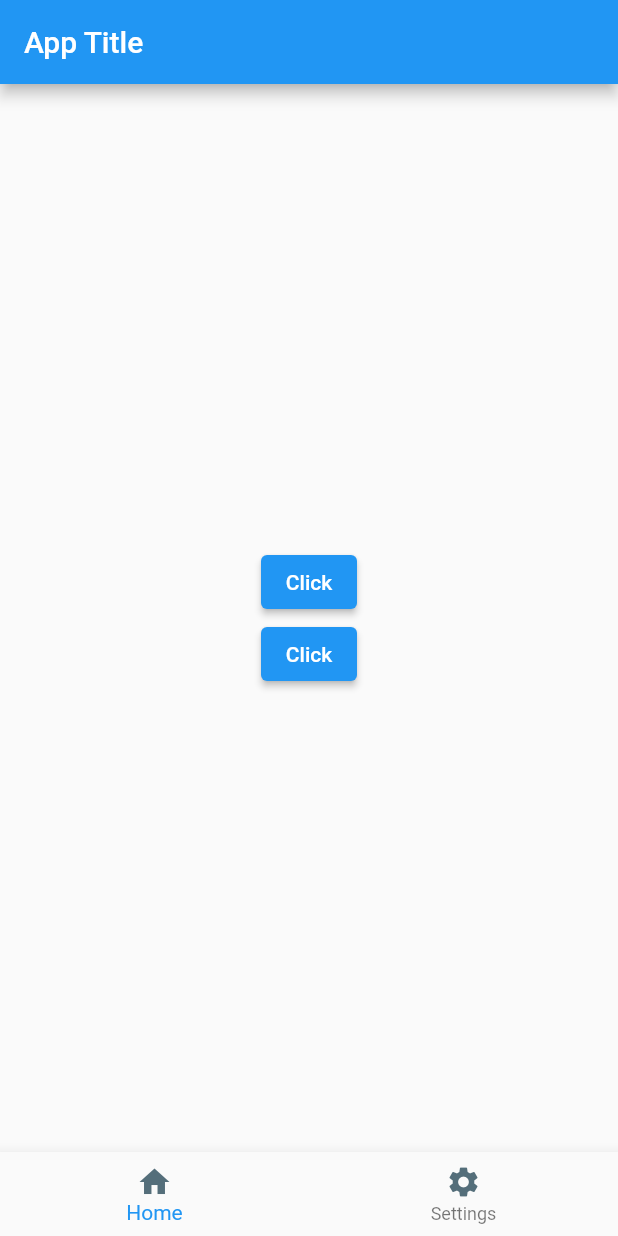
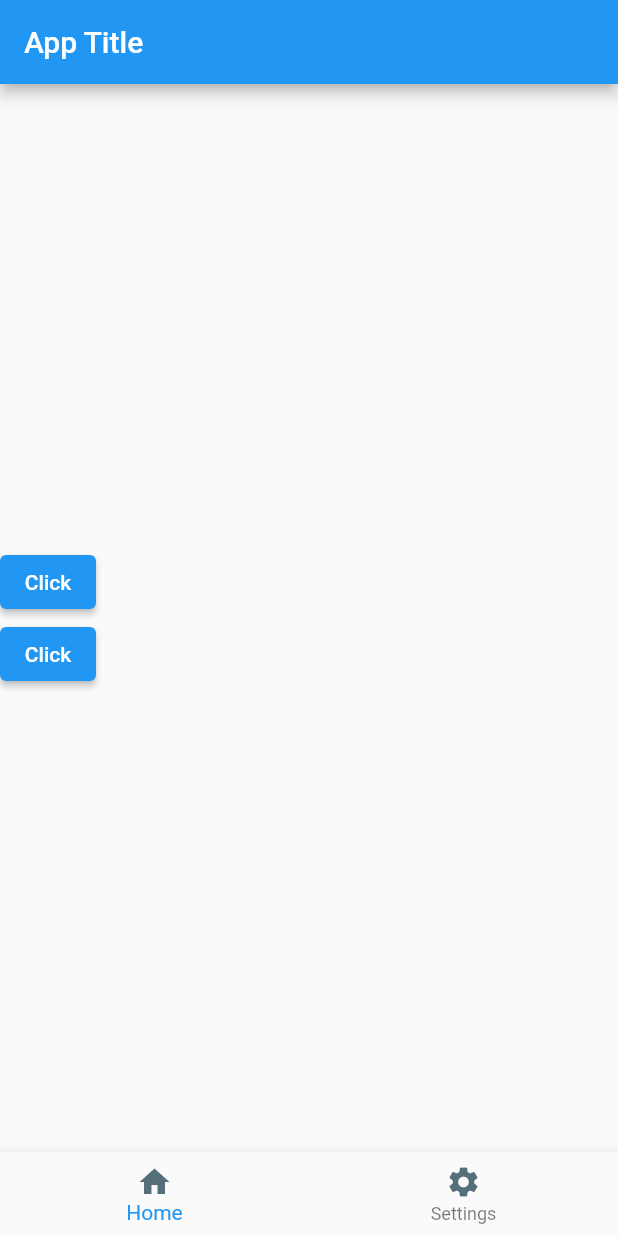
Before and after one commit to SmallPeenwow/flutter_application_test, a Flutter app: the screen it shows after launch, on a phone screen of 412 x 824 dp. Run offline on Flutter 3.47's test engine with Material 2 defaults, Android fonts, the light colour scheme and no system bars.

Commit message:
21 Double Infinity Done

```diff
--- a/lib/main.dart
+++ b/lib/main.dart
@@ -25,10 +25,10 @@ class _MyAppState extends State<MyApp> {
         ),
         body: Center(
           child: SizedBox(
-            width: ,
+            width: double.infinity,
             child: Column(
               mainAxisAlignment: MainAxisAlignment.center,
-              crossAxisAlignment: CrossAxisAlignment.end,
+              crossAxisAlignment: CrossAxisAlignment.start,
               children: [
                 ElevatedButton(
                   onPressed: () {
```
